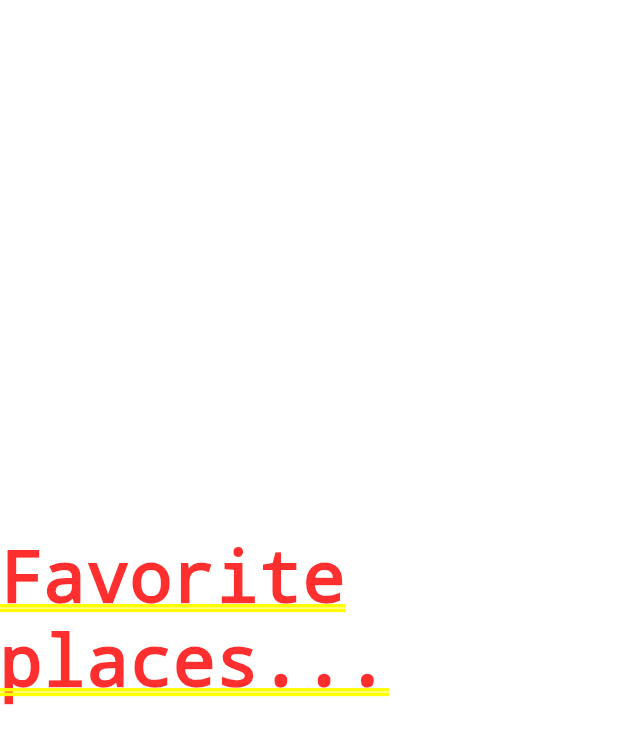
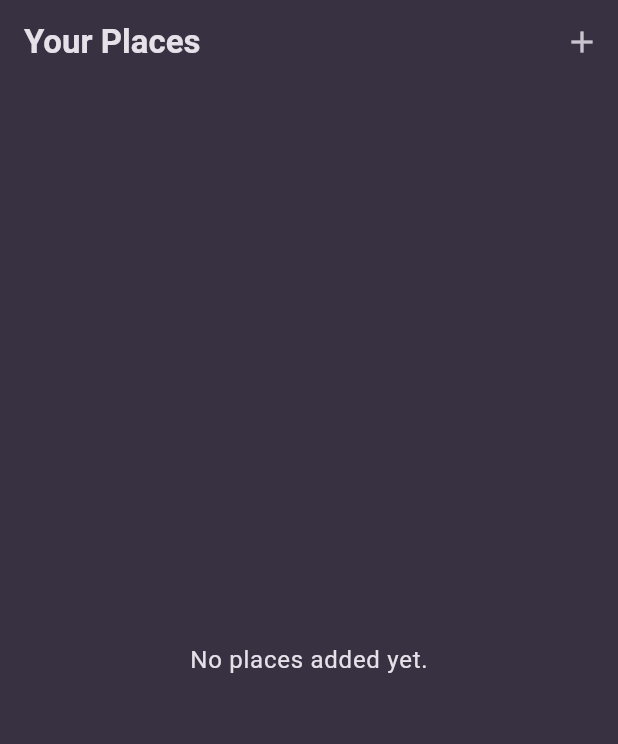
Before and after one commit to Shahmahdi/favorite_places_flutter, a Flutter app: the screen it shows after launch, on a phone screen of 412 x 824 dp. Shown: the top 744 px of the screen. Run offline on Flutter 3.47's test engine with Material 3 defaults, Android fonts, the phone set to English and light mode, and no system bars; our stand-ins replace flutter_riverpod, google_fonts.

Commit message:
basic UI done

```diff
--- a/lib/main.dart
+++ b/lib/main.dart
@@ -1,8 +1,37 @@
+import 'package:favorite_places_flutter/screens/place_list.dart';
 import 'package:flutter/material.dart';
+import 'package:flutter_riverpod/flutter_riverpod.dart';
+import 'package:google_fonts/google_fonts.dart';
 
 void main() {
-  runApp(const MyApp());
+  runApp(
+    const ProviderScope(
+      child: MyApp(),
+    ),
+  );
 }
+
+final kColorScheme = ColorScheme.fromSeed(
+  brightness: Brightness.dark,
+  seedColor: const Color.fromARGB(255, 102, 6, 247),
+  surface: const Color.fromARGB(255, 56, 49, 66),
+);
+
+final theme = ThemeData().copyWith(
+  colorScheme: kColorScheme,
+  scaffoldBackgroundColor: kColorScheme.surface,
+  textTheme: GoogleFonts.ubuntuCondensedTextTheme().copyWith(
+    titleSmall: GoogleFonts.ubuntuCondensed(
+      fontWeight: FontWeight.bold,
+    ),
+    titleMedium: GoogleFonts.ubuntuCondensed(
+      fontWeight: FontWeight.bold,
+    ),
+    titleLarge: GoogleFonts.ubuntuCondensed(
+      fontWeight: FontWeight.bold,
+    ),
+  ),
+);
 
 class MyApp extends StatelessWidget {
   const MyApp({super.key});
@@ -10,13 +39,9 @@
   @override
   Widget build(BuildContext context) {
     return MaterialApp(
-      title: 'Favorite Places',
-      theme: ThemeData(
-        colorScheme: ColorScheme.fromSeed(seedColor: Colors.deepPurple),
-      ),
-      home: const Center(
-        child: Text("Favorite places..."),
-      ),
+      title: 'Great Places',
+      theme: theme,
+      home: const PlaceListScreen(),
     );
   }
 }
--- /dev/null
+++ b/lib/providers/favorite_places_provider.dart
@@ -0,0 +1,15 @@
+import 'package:favorite_places_flutter/models/place.dart';
+import 'package:flutter_riverpod/flutter_riverpod.dart';
+
+class FavoritePlacesNotifier extends StateNotifier<List<Place>> {
+  FavoritePlacesNotifier() : super(const []);
+
+  void addNewPlace(Place place) {
+    state = [place, ...state];
+  }
+}
+
+final favoritePlacesProvider =
+    StateNotifierProvider<FavoritePlacesNotifier, List<Place>>((ref) {
+  return FavoritePlacesNotifier();
+});
--- /dev/null
+++ b/lib/screens/place_list.dart
@@ -0,0 +1,61 @@
+import 'package:favorite_places_flutter/providers/favorite_places_provider.dart';
+import 'package:favorite_places_flutter/screens/add_place.dart';
+import 'package:favorite_places_flutter/widgets/place_item.dart';
+import 'package:flutter/material.dart';
+import 'package:flutter_riverpod/flutter_riverpod.dart';
+
+class PlaceListScreen extends ConsumerWidget {
+  const PlaceListScreen({super.key});
+
+  void _addPlace(BuildContext context) {
+    Navigator.of(context).push(
+      MaterialPageRoute(
+        builder: (ctx) {
+          return const AddPlaceScreen();
+        },
+      ),
+    );
+  }
+
+  @override
+  Widget build(BuildContext context, WidgetRef ref) {
+    final places = ref.watch(favoritePlacesProvider);
+    Widget content = Center(
+      child: Text(
+        "No places added yet.",
+        // style: TextStyle(
+        //   color: Colors.white,
+        // ),
+        style: Theme.of(context).textTheme.bodyLarge!.copyWith(
+              color: Theme.of(context).colorScheme.onSurface,
+            ),
+      ),
+    );
+
+    if (places.isNotEmpty) {
+      content = ListView.builder(
+        itemCount: places.length,
+        itemBuilder: (context, index) {
+          return PlaceItem(
+            place: places[index],
+          );
+        },
+      );
+    }
+
+    return Scaffold(
+      appBar: AppBar(
+        title: const Text("Your Places"),
+        actions: [
+          IconButton(
+            onPressed: () {
+              _addPlace(context);
+            },
+            icon: const Icon(Icons.add),
+          ),
+        ],
+      ),
+      body: content,
+    );
+  }
+}
--- a/pubspec.yaml
+++ b/pubspec.yaml
@@ -35,6 +35,9 @@ dependencies:
   # The following adds the Cupertino Icons font to your application.
   # Use with the CupertinoIcons class for iOS style icons.
   cupertino_icons: ^1.0.6
+  google_fonts: ^6.2.1
+  flutter_riverpod: ^2.5.1
+  uuid: ^4.4.2
 
 dev_dependencies:
   flutter_test:
```
Also changed, not shown: lib/models/place.dart (added, +12 -0 lines), lib/screens/add_place.dart (added, +73 -0 lines), lib/screens/place_details.dart (added, +28 -0 lines), lib/widgets/place_item.dart (added, +45 -0 lines), pubspec.lock.
